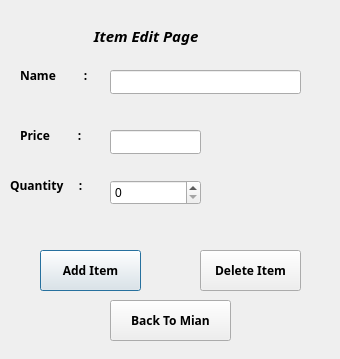
Qt form additme.ui (Ling2251/CS1C-Bulk-Club-Project) before a commit.
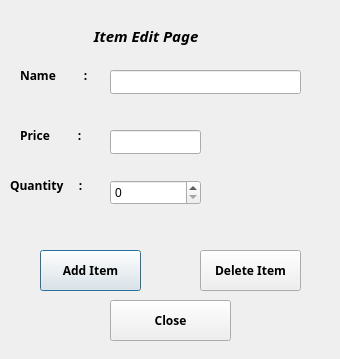
The same form after that commit.

Commit message: added more different Ui and conntect them to adminpage

```diff
--- a/additme.ui
+++ b/additme.ui
@@ -194,7 +194,7 @@
     </font>
    </property>
    <property name="text">
-    <string>Back To Mian</string>
+    <string>Close</string>
    </property>
   </widget>
  </widget>
```
Left out of the diff: 21 changed lines with no effect on the pictures. The commit also changes 6 other files.
